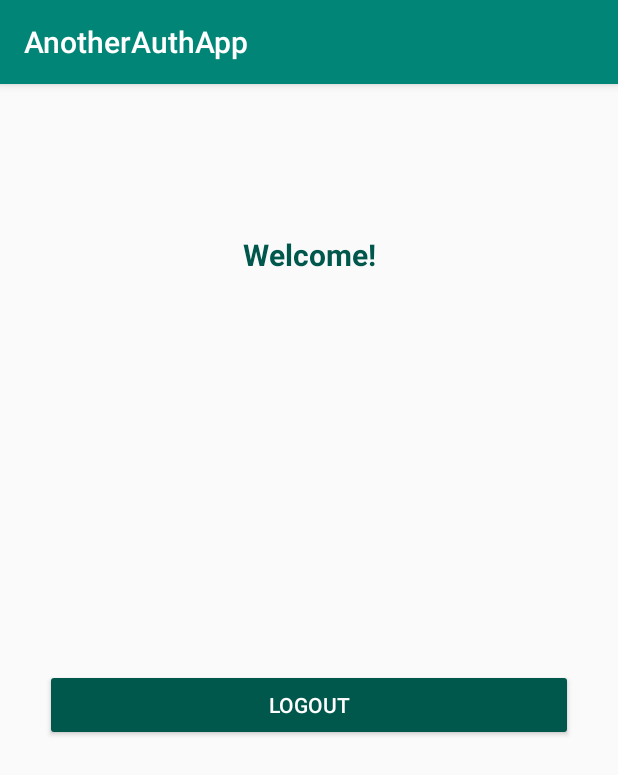
After one commit to EleaFederio/bugcLibraryApp, an Android app: the HomeActivity screen opened directly, with no data from a screen before it, on a phone screen of 412 x 824 dp. The commit adds this screen. Shown: the top 775 px of the screen. Run offline under Robolectric (Android 15) with nearby library versions, the phone set to English and light mode, and no system bars; 1 statement that could not run was skipped.

Commit message:
simple landing page

```diff
--- /dev/null
+++ b/app/src/main/java/com/example/anotherauthapp/HomeActivity.java
@@ -0,0 +1,48 @@
+package com.example.anotherauthapp;
+
+import androidx.appcompat.app.AppCompatActivity;
+
+import android.content.Intent;
+import android.os.Bundle;
+import android.view.View;
+import android.widget.Button;
+import android.widget.TextView;
+
+import java.util.HashMap;
+
+public class HomeActivity extends AppCompatActivity {
+    private TextView name, email;
+    private Button logoutBtn;
+    SessionManager sessionManager;
+
+    @Override
+    protected void onCreate(Bundle savedInstanceState) {
+        super.onCreate(savedInstanceState);
+        setContentView(R.layout.activity_home);
+
+        sessionManager = new SessionManager(this);
+        sessionManager.checkLogin();
+
+        name = findViewById(R.id.name);
+        email = findViewById(R.id.email);
+        logoutBtn = findViewById(R.id.btnLogout);
+        HashMap<String, String> user = sessionManager.getUserDetail();
+        String sessionName = user.get(sessionManager.NAME);
+        String sessionEmail = user.get(sessionManager.EMAIL);
+
+//        Intent intent = getIntent();
+//        String extraName = intent.getStringExtra("name");
+//        String extraEmail = intent.getStringExtra("email");
+
+        name.setText(sessionName);
+        email.setText(sessionEmail);
+
+        logoutBtn.setOnClickListener(new View.OnClickListener() {
+            @Override
+            public void onClick(View v) {
+                sessionManager.logout();
+            }
+        });
+
+    }
+}
--- /dev/null
+++ b/app/src/main/java/com/example/anotherauthapp/SessionManager.java
@@ -0,0 +1,59 @@
+package com.example.anotherauthapp;
+
+import android.content.Context;
+import android.content.Intent;
+import android.content.SharedPreferences;
+
+import java.util.HashMap;
+
+public class SessionManager {
+    SharedPreferences sharedPreferences;
+    public SharedPreferences.Editor editor;
+    public Context context;
+    int PRIVATE_MODE = 0;
+
+    private static final String PREF_NAME = "LOGIN";
+    private static final String LOGIN = "IS_LOGIN";
+    public static final String NAME = "NAME";
+    public static final String EMAIL = "EMAIL";
+
+    public SessionManager(Context context) {
+        this.context = context;
+        sharedPreferences = context.getSharedPreferences(PREF_NAME, PRIVATE_MODE);
+        editor = sharedPreferences.edit();
+    }
+
+    public void createSession(String name, String email){
+        editor.putBoolean("LOGIN", true);
+        editor.putString(NAME, name);
+        editor.putString(EMAIL, email);
+        editor.apply();
+    }
+
+    public boolean isLoggin(){
+        return sharedPreferences.getBoolean(LOGIN, false);
+    }
+
+    public void checkLogin(){
+        if(!isLoggin()){
+            Intent intent = new Intent(context, LoginActivity.class);
+            context.startActivity(intent);
+            ((HomeActivity)context).finish();
+        }
+    }
+
+    public HashMap<String, String> getUserDetail(){
+        HashMap<String, String> user = new HashMap<>();
+        user.put(NAME, sharedPreferences.getString(NAME, null));
+        user.put(EMAIL, sharedPreferences.getString(EMAIL, null));
+        return user;
+    }
+
+    public void logout(){
+        editor.clear();
+        editor.commit();
+        Intent intent = new Intent(context, LoginActivity.class);
+        context.startActivity(intent);
+        ((HomeActivity)context).finish();
+    }
+}
--- /dev/null
+++ b/app/src/main/res/layout/activity_home.xml
@@ -0,0 +1,54 @@
+<?xml version="1.0" encoding="utf-8"?>
+<RelativeLayout xmlns:android="http://schemas.android.com/apk/res/android"
+    xmlns:tools="http://schemas.android.com/tools"
+    android:layout_width="match_parent"
+    android:layout_height="match_parent"
+    tools:context=".HomeActivity">
+
+    <TextView
+        android:id="@+id/welcomeText"
+        android:textSize="20dp"
+        android:gravity="center"
+        android:layout_marginTop="100dp"
+        android:textColor="@color/colorPrimaryDark"
+        android:text="Welcome!"
+        android:textStyle="bold"
+        android:layout_width="match_parent"
+        android:layout_height="wrap_content"/>
+
+    <TextView
+        android:id="@+id/name"
+        android:layout_below="@+id/welcomeText"
+        android:textSize="40dp"
+        android:gravity="center"
+        android:layout_marginTop="80dp"
+        android:textColor="@color/colorPrimaryDark"
+        android:textStyle="bold"
+        android:text="Name"
+        android:layout_width="match_parent"
+        android:layout_height="wrap_content"/>
+
+    <TextView
+        android:id="@+id/email"
+        android:layout_below="@+id/name"
+        android:textSize="20dp"
+        android:gravity="center"
+        android:layout_marginTop="1dp"
+        android:textColor="@color/colorPrimaryDark"
+        android:text="Welcome!"
+        android:layout_width="match_parent"
+        android:layout_height="wrap_content"/>
+
+    <Button
+        android:id="@+id/btnLogout"
+        android:layout_below="@+id/email"
+        android:layout_width="match_parent"
+        android:layout_height="wrap_content"
+        android:layout_marginLeft="30dp"
+        android:layout_marginRight="30dp"
+        android:text="LOGOUT"
+        android:textColor="@android:color/white"
+        android:backgroundTint="@color/colorPrimaryDark"
+        android:layout_marginTop="100dp"/>
+
+</RelativeLayout>
--- a/app/src/main/res/layout/activity_login.xml
+++ b/app/src/main/res/layout/activity_login.xml
@@ -12,7 +12,7 @@
 
     <ImageView
         android:id="@+id/logo"
-        android:src="@drawable/bugcLogo"
+        android:src="@drawable/bugclogo"
         android:layout_marginBottom="30dp"
         android:layout_width="match_parent"
         android:layout_height="100dp"/>
@@ -66,6 +66,7 @@
         android:layout_below="@+id/layoutPassword"/>
 
     <TextView
+        android:id="@+id/registerLink"
         android:gravity="center"
         android:layout_marginBottom="20dp"
         android:textColor="@color/colorAccent"
```
Also changed, not shown: app/src/main/AndroidManifest.xml (+10 -5 lines), app/src/main/java/com/example/anotherauthapp/LoginActivity.java (+119 -0 lines), app/src/main/res/drawable/bugclogo.png (renamed from app/src/main/res/drawable/bugcLogo.png).
